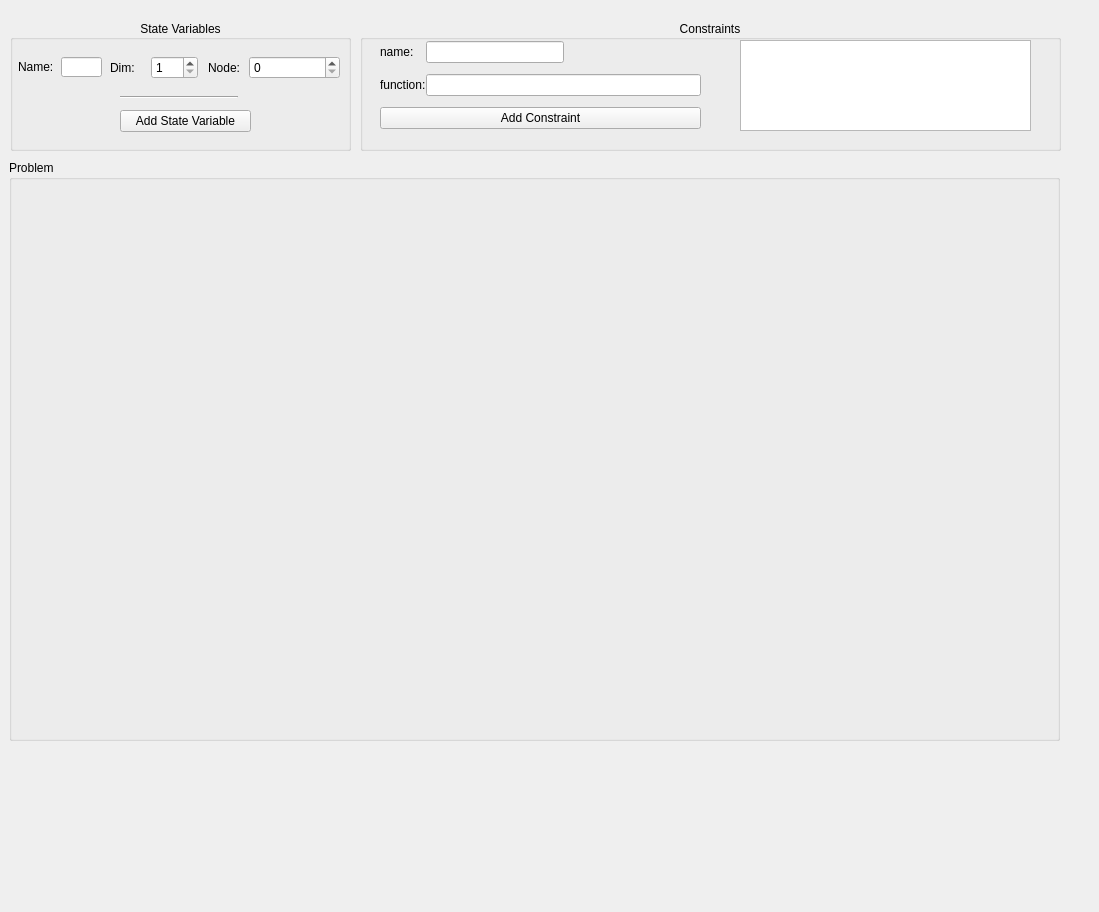
Qt form ui/widget1.ui (FrancescoRuscelli/horizon) before a commit.
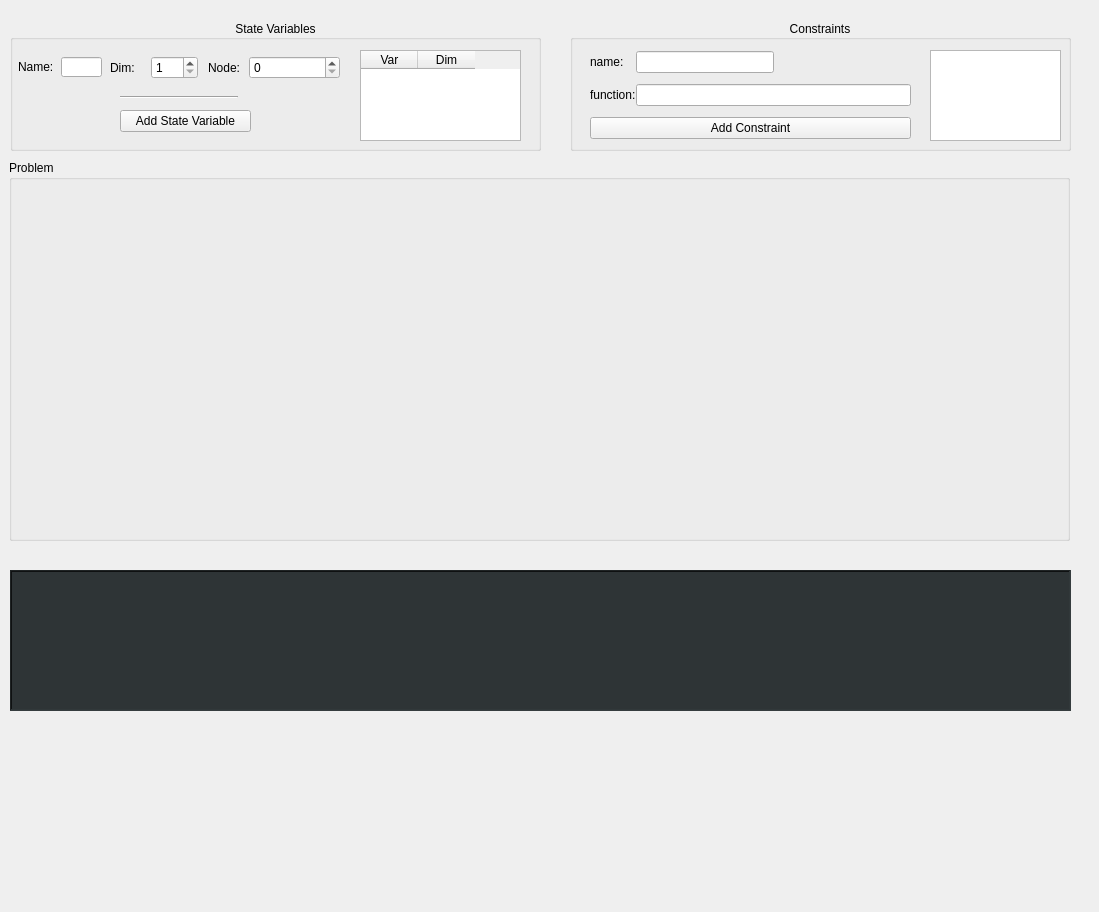
The same form after that commit. Icons and pictures are not drawn. Custom widgets are drawn as their Qt base class.

What changed in the file:
```diff
--- a/ui/widget1.ui
+++ b/ui/widget1.ui
@@ -19,9 +19,9 @@
   <widget class="QGroupBox" name="CT">
    <property name="geometry">
     <rect>
-     <x>360</x>
+     <x>570</x>
      <y>20</y>
-     <width>701</width>
+     <width>501</width>
      <height>131</height>
     </rect>
    </property>
@@ -38,7 +38,7 @@
     <property name="geometry">
      <rect>
       <x>20</x>
-      <y>10</y>
+      <y>20</y>
       <width>321</width>
       <height>111</height>
      </rect>
@@ -95,9 +95,9 @@
    <widget class="QListWidget" name="CTList">
     <property name="geometry">
      <rect>
-      <x>380</x>
-      <y>20</y>
-      <width>291</width>
+      <x>360</x>
+      <y>30</y>
+      <width>131</width>
       <height>91</height>
      </rect>
     </property>
@@ -117,7 +117,7 @@
     <rect>
      <x>10</x>
      <y>20</y>
-     <width>341</width>
+     <width>531</width>
      <height>131</height>
     </rect>
    </property>
@@ -301,20 +301,77 @@
      <enum>Qt::Horizontal</enum>
     </property>
    </widget>
+   <widget class="BoxStateVar" name="SVTable">
+    <property name="geometry">
+     <rect>
+      <x>350</x>
+      <y>30</y>
+      <width>161</width>
+      <height>91</height>
+     </rect>
+    </property>
+    <attribute name="horizontalHeaderMinimumSectionSize">
+     <number>20</number>
+    </attribute>
+    <attribute name="horizontalHeaderDefaultSectionSize">
+     <number>57</number>
+    </attribute>
+    <attribute name="verticalHeaderDefaultSectionSize">
+     <number>21</number>
+    </attribute>
+    <column>
+     <property name="text">
+      <string>Var</string>
+     </property>
+    </column>
+    <column>
+     <property name="text">
+      <string>Dim</string>
+     </property>
+    </column>
+   </widget>
   </widget>
   <widget class="QGroupBox" name="PRB">
    <property name="geometry">
     <rect>
      <x>9</x>
      <y>160</y>
-     <width>1051</width>
-     <height>581</height>
+     <width>1061</width>
+     <height>381</height>
     </rect>
    </property>
    <property name="title">
     <string>Problem</string>
    </property>
   </widget>
+  <widget class="QTextEdit" name="codeStream">
+   <property name="geometry">
+    <rect>
+     <x>10</x>
+     <y>570</y>
+     <width>1061</width>
+     <height>141</height>
+    </rect>
+   </property>
+   <property name="font">
+    <font>
+     <family>Monospace</family>
+    </font>
+   </property>
+   <property name="styleSheet">
+    <string notr="true">QFrame {background-color: rgb(46, 52, 54)}
+QTextEdit {color: rgb(238, 238, 236)}</string>
+   </property>
+   <property name="frameShape">
+    <enum>QFrame::WinPanel</enum>
+   </property>
+   <property name="frameShadow">
+    <enum>QFrame::Sunken</enum>
+   </property>
+   <property name="readOnly">
+    <bool>true</bool>
+   </property>
+  </widget>
   <action name="actionExit">
    <property name="icon">
     <iconset>
@@ -357,6 +414,11 @@
    <extends>QLineEdit</extends>
    <header>custom_widgets/line_edit.h</header>
   </customwidget>
+  <customwidget>
+   <class>BoxStateVar</class>
+   <extends>QTableWidget</extends>
+   <header>custom_widgets/box_state_var.h</header>
+  </customwidget>
  </customwidgets>
  <tabstops>
   <tabstop>SVNameInput</tabstop>
```
